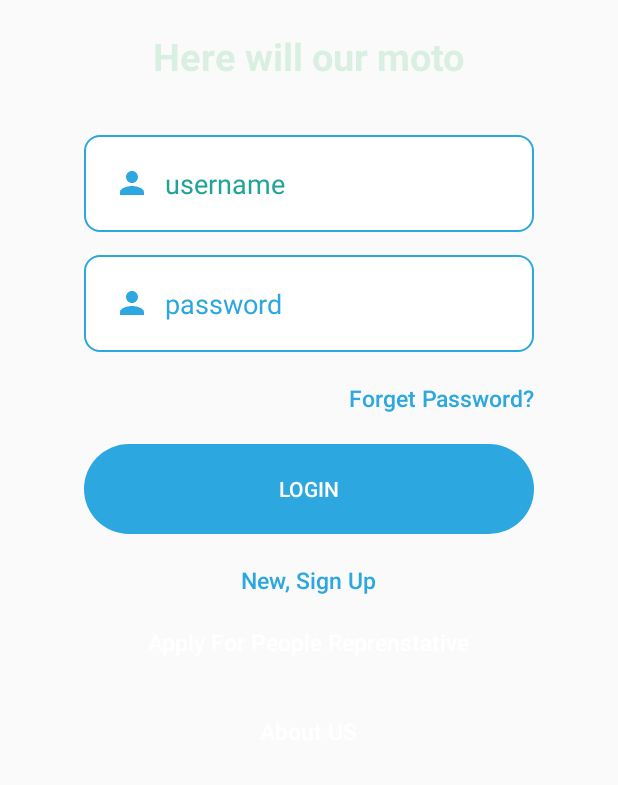
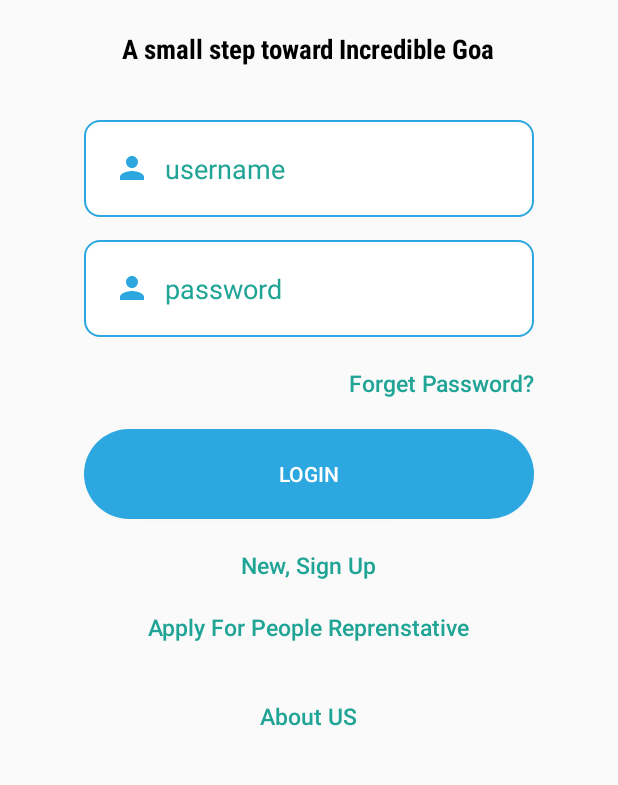
Before and after one commit to ChemoAlpha/PatchHole, an Android app: the screen it shows after launch (MainActivity), on a phone screen of 412 x 824 dp, the part 330-1115 px from its top. Run offline under Robolectric (Android 15) with nearby library versions, the light colour scheme and no system bars; our stand-ins replace Firebase (no records; nobody signed in at launch, a user with empty details on screens opened directly).

Commit message:
commit resolved

```diff
--- a/app/src/main/AndroidManifest.xml
+++ b/app/src/main/AndroidManifest.xml
@@ -14,9 +14,9 @@
 
     <application
         android:allowBackup="true"
-        android:icon="@mipmap/ic_launcher"
+        android:icon="@mipmap/patchhole_launcher"
         android:label="@string/app_name"
-        android:roundIcon="@mipmap/ic_launcher_round"
+        android:roundIcon="@mipmap/patchhole_launcher_round"
         android:supportsRtl="true"
         android:theme="@style/AppTheme">
         <activity android:name=".adminPanel"></activity>
@@ -36,13 +36,16 @@
         <activity
             android:name=".DashBoard_user"
             android:theme="@style/AppTheme.NoActionBar" />
-        <activity android:name=".MainActivity">
+        <activity android:name=".SplashScreenActivity"
+            android:theme="@style/Theme.AppCompat.Light.NoActionBar">
             <intent-filter>
                 <action android:name="android.intent.action.MAIN" />
 
                 <category android:name="android.intent.category.LAUNCHER" />
             </intent-filter>
         </activity>
+        <activity android:name=".MainActivity">
+        </activity>
         <activity android:name=".adminPanel"
             tools:ignore="DuplicateActivity" />
     </application>
--- a/app/src/main/res/layout/activity_main.xml
+++ b/app/src/main/res/layout/activity_main.xml
@@ -27,9 +27,11 @@
             android:layout_height="wrap_content"
             android:layout_gravity="center"
             android:layout_marginTop="20dp"
-            android:text="Here will our moto"
-            android:textColor="#20A4"
-            android:textSize="25dp"
+            android:fontFamily="sans-serif-condensed"
+            android:text="A small step toward Incredible Goa"
+            android:textAlignment="center"
+            android:textColor="@android:color/background_dark"
+            android:textSize="18sp"
             android:textStyle="bold" />
 
         <EditText
@@ -58,7 +60,7 @@
             android:hint="password"
             android:inputType="textPassword"
             android:padding="20dp"
-            android:textColorHint="#2CA7E0" />
+            android:textColorHint="#20A496" />
 
         <TextView
             android:layout_width="wrap_content"
@@ -68,7 +70,7 @@
             android:layout_marginRight="35dp"
             android:fontFamily="sans-serif-medium"
             android:text="Forget Password?"
-            android:textColor="#2CA7E0"
+            android:textColor="#20A496"
             android:textSize="15dp" />
 
         <Button
@@ -89,7 +91,7 @@
             android:layout_marginTop="20dp"
             android:fontFamily="sans-serif-medium"
             android:text="New, Sign Up"
-            android:textColor="#2CA7E0"
+            android:textColor="#20A496"
             android:textSize="15dp"
 
             />
@@ -101,7 +103,7 @@
             android:layout_marginTop="20dp"
             android:fontFamily="sans-serif-medium"
             android:text="Apply For People Reprenstative"
-            android:textColor="#ffff"
+            android:textColor="#20A496"
             android:textSize="15dp"
 
             />
@@ -113,7 +115,7 @@
             android:layout_marginTop="38dp"
             android:fontFamily="sans-serif-medium"
             android:text="About US"
-            android:textColor="#ffff"
+            android:textColor="#20A496"
             android:textSize="15dp"
 
             />
```
